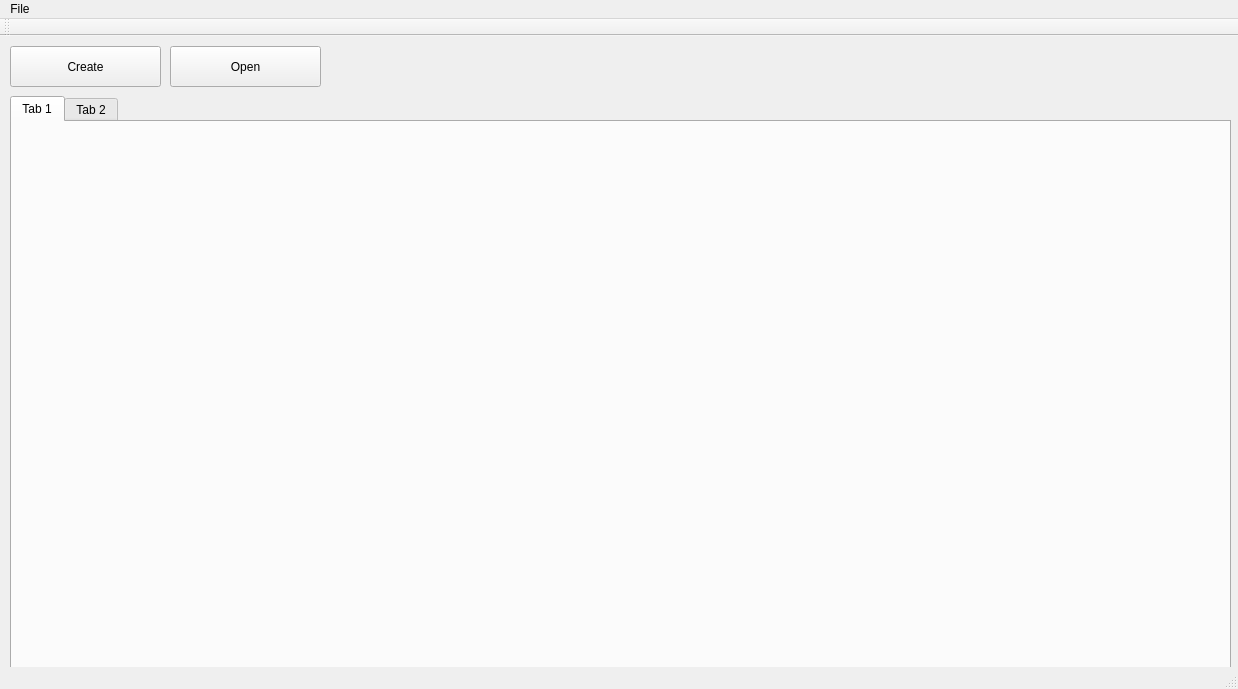
First picture: the form in broswer/DatabaseBroswer/mainwindow.ui, repository luogan1234/dbproject, before the edit.
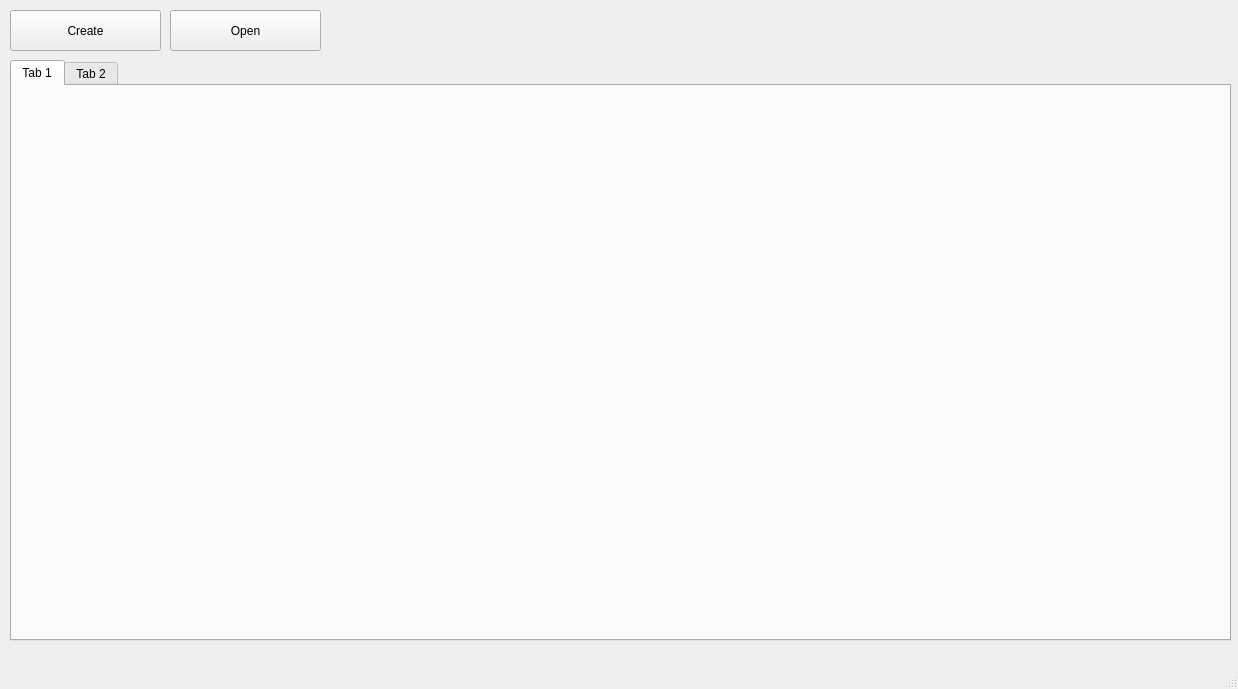
Second picture: the form after the edit. The open tabs and pages were chosen to show the change.

Diff of the .ui file:
```diff
--- a/broswer/DatabaseBroswer/mainwindow.ui
+++ b/broswer/DatabaseBroswer/mainwindow.ui
@@ -65,14 +65,6 @@
    </widget>
   </widget>
   <widget class="QStatusBar" name="statusBar"/>
-  <widget class="QToolBar" name="mainToolBar">
-   <attribute name="toolBarArea">
-    <enum>TopToolBarArea</enum>
-   </attribute>
-   <attribute name="toolBarBreak">
-    <bool>true</bool>
-   </attribute>
-  </widget>
   <widget class="QMenuBar" name="menuBar">
    <property name="geometry">
     <rect>
@@ -82,12 +74,6 @@
      <height>23</height>
     </rect>
    </property>
-   <widget class="QMenu" name="menuFile">
-    <property name="title">
-     <string>File</string>
-    </property>
-   </widget>
-   <addaction name="menuFile"/>
   </widget>
  </widget>
  <layoutdefault spacing="6" margin="11"/>
```
Left out of the diff: 8 changed lines with no effect on the pictures.
